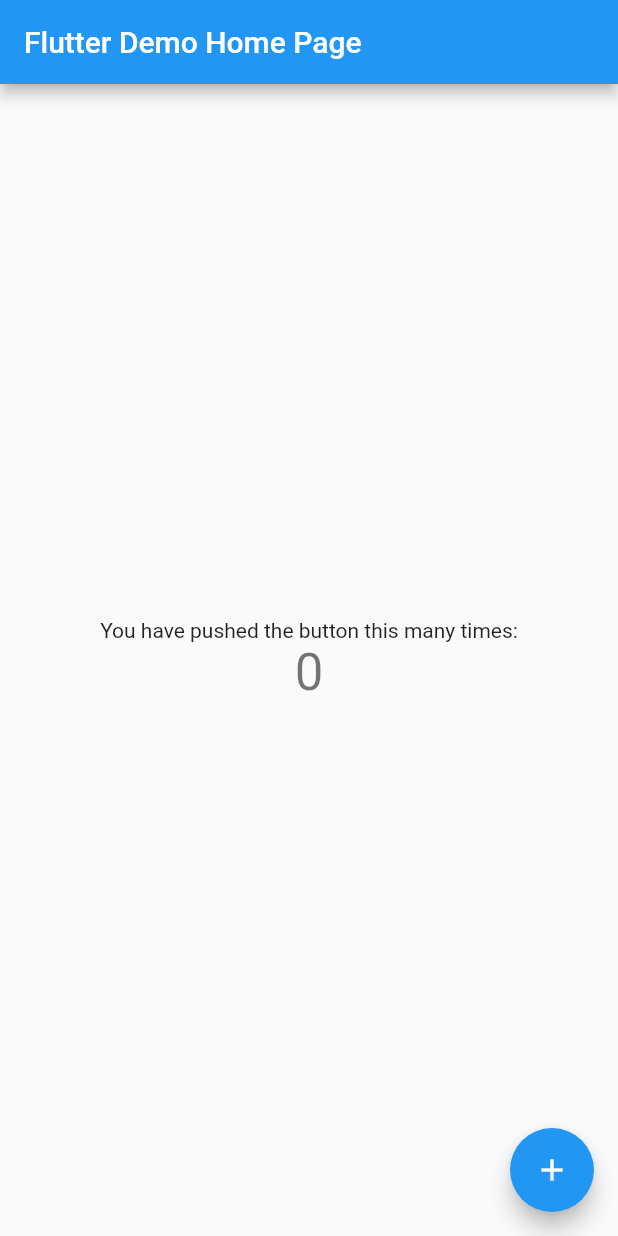
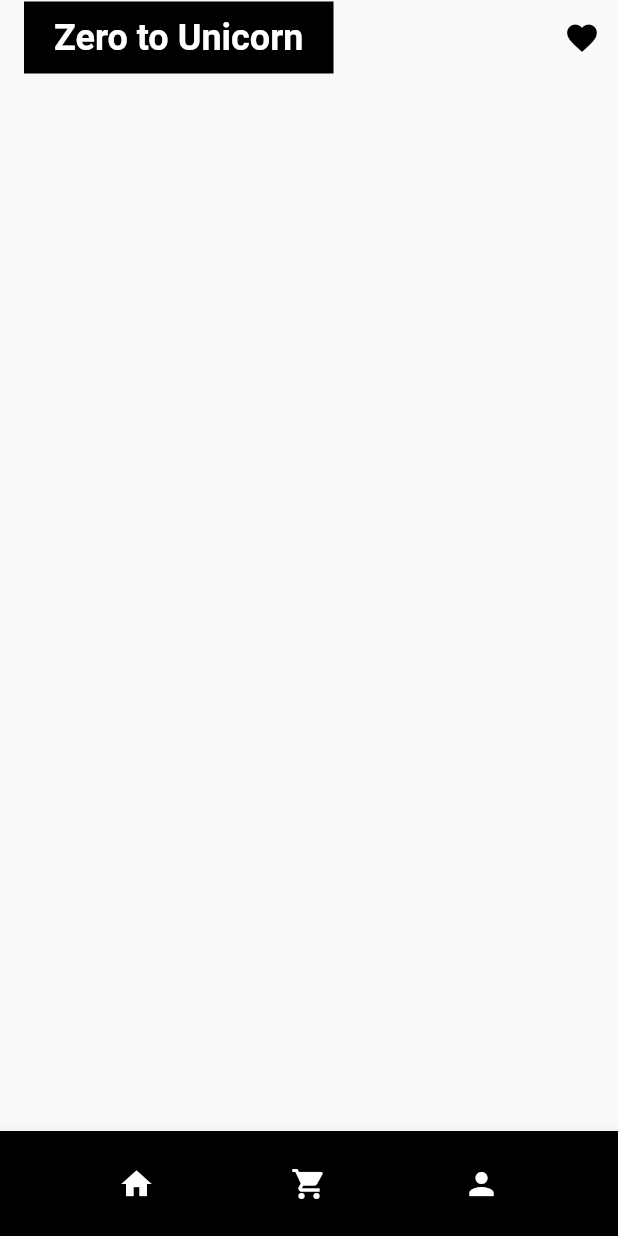
Before and after one commit to shaurya019/Flutter-eCommerce-App, a Flutter app: the screen it shows after launch, on a phone screen of 412 x 824 dp. Run offline on Flutter 3.47's test engine with Material 2 defaults, Android fonts, the phone set to English and light mode, and no system bars; Roboto replaces fonts that are missing (Avenir).

Commit message:
screen setup

```diff
--- a/lib/main.dart
+++ b/lib/main.dart
@@ -1,4 +1,6 @@
 import 'package:flutter/material.dart';
+
+import 'screens/home/home_screen.dart';
 
 void main() {
   runApp(const MyApp());
@@ -15,92 +17,7 @@ class MyApp extends StatelessWidget {
       theme: ThemeData(
         primarySwatch: Colors.blue,
       ),
-      home: const MyHomePage(title: 'Flutter Demo Home Page'),
+      home: HomeScreen(),
     );
   }
 }
-
-class MyHomePage extends StatefulWidget {
-  const MyHomePage({super.key, required this.title});
-
-  // This widget is the home page of your application. It is stateful, meaning
-  // that it has a State object (defined below) that contains fields that affect
-  // how it looks.
-
-  // This class is the configuration for the state. It holds the values (in this
-  // case the title) provided by the parent (in this case the App widget) and
-  // used by the build method of the State. Fields in a Widget subclass are
-  // always marked "final".
-
-  final String title;
-
-  @override
-  State<MyHomePage> createState() => _MyHomePageState();
-}
-
-class _MyHomePageState extends State<MyHomePage> {
-  int _counter = 0;
-
-  void _incrementCounter() {
-    setState(() {
-      // This call to setState tells the Flutter framework that something has
-      // changed in this State, which causes it to rerun the build method below
-      // so that the display can reflect the updated values. If we changed
-      // _counter without calling setState(), then the build method would not be
-      // called again, and so nothing would appear to happen.
-      _counter++;
-    });
-  }
-
-  @override
-  Widget build(BuildContext context) {
-    // This method is rerun every time setState is called, for instance as done
-    // by the _incrementCounter method above.
-    //
-    // The Flutter framework has been optimized to make rerunning build methods
-    // fast, so that you can just rebuild anything that needs updating rather
-    // than having to individually change instances of widgets.
-    return Scaffold(
-      appBar: AppBar(
-        // Here we take the value from the MyHomePage object that was created by
-        // the App.build method, and use it to set our appbar title.
-        title: Text(widget.title),
-      ),
-      body: Center(
-        // Center is a layout widget. It takes a single child and positions it
-        // in the middle of the parent.
-        child: Column(
-          // Column is also a layout widget. It takes a list of children and
-          // arranges them vertically. By default, it sizes itself to fit its
-          // children horizontally, and tries to be as tall as its parent.
-          //
-          // Invoke "debug painting" (press "p" in the console, choose the
-          // "Toggle Debug Paint" action from the Flutter Inspector in Android
-          // Studio, or the "Toggle Debug Paint" command in Visual Studio Code)
-          // to see the wireframe for each widget.
-          //
-          // Column has various properties to control how it sizes itself and
-          // how it positions its children. Here we use mainAxisAlignment to
-          // center the children vertically; the main axis here is the vertical
-          // axis because Columns are vertical (the cross axis would be
-          // horizontal).
-          mainAxisAlignment: MainAxisAlignment.center,
-          children: <Widget>[
-            const Text(
-              'You have pushed the button this many times:',
-            ),
-            Text(
-              '$_counter',
-              style: Theme.of(context).textTheme.headline4,
-            ),
-          ],
-        ),
-      ),
-      floatingActionButton: FloatingActionButton(
-        onPressed: _incrementCounter,
-        tooltip: 'Increment',
-        child: const Icon(Icons.add),
-      ), // This trailing comma makes auto-formatting nicer for build methods.
-    );
-  }
-}
--- /dev/null
+++ b/lib/screens/home/home_screen.dart
@@ -0,0 +1,14 @@
+import 'package:flutter/material.dart';
+
+import '../../widgets/custom_appbar.dart';
+import '../../widgets/custom_navbar.dart';
+
+class HomeScreen extends StatelessWidget {
+  @override
+  Widget build(BuildContext context) {
+    return Scaffold(
+      appBar: CustomAppBar(title:'Zero to Unicorn'),
+      bottomNavigationBar: CustomNavBar(),
+    );
+  }
+}
--- /dev/null
+++ b/lib/screens/screens.dart
@@ -0,0 +1 @@
+export 'home/home_screen.dart';
--- /dev/null
+++ b/lib/widgets/custom_appbar.dart
@@ -0,0 +1,36 @@
+import 'package:flutter/material.dart';
+
+class CustomAppBar extends StatelessWidget with PreferredSizeWidget{
+final String title;
+
+  const CustomAppBar({super.key, required this.title});
+
+  @override
+  Widget build(BuildContext context) {
+    return AppBar(
+      backgroundColor: Colors.transparent,
+      elevation: 0,
+      title: Container(
+        color: Colors.black,
+        padding: EdgeInsets.symmetric(
+          horizontal: 20,
+          vertical: 10,
+        ),
+        child: Text('Zero to Unicorn',
+          style: TextStyle(color: Colors.white,
+            fontSize: 24,
+            fontWeight: FontWeight.bold,
+            fontFamily: 'Avenir',
+          ),
+        ),
+      ),
+      iconTheme: IconThemeData(color: Colors.black),
+      actions: [
+        IconButton(onPressed: () {}, icon: Icon(Icons.favorite))
+      ],
+    );
+  }
+
+  @override
+  Size get preferredSize => Size.fromHeight(50.0);
+}
--- /dev/null
+++ b/lib/widgets/custom_navbar.dart
@@ -0,0 +1,27 @@
+import 'package:flutter/material.dart';
+
+class CustomNavBar extends StatelessWidget{
+  @override
+  Widget build(BuildContext context) {
+    return BottomAppBar(
+      color: Colors.black,
+      child: Container(
+        height: 70,
+        child: Row(
+          mainAxisAlignment: MainAxisAlignment.spaceEvenly,
+          children: [
+            IconButton(onPressed: (){
+              Navigator.pushNamed(context, '/');
+            }, icon: Icon(Icons.home,color: Colors.white,)),
+            IconButton(onPressed: (){
+              Navigator.pushNamed(context, '/cart');
+            }, icon: Icon(Icons.shopping_cart,color: Colors.white,)),
+            IconButton(onPressed: (){
+              Navigator.pushNamed(context, '/user');
+            }, icon: Icon(Icons.person,color: Colors.white,)),
+          ],
+        ),
+      ),
+    );
+  }
+}
```
Also changed, not shown: lib/config/theme.dart (added, +55 -0 lines), lib/widgets/widgets.dart (added, +10 -0 lines), lib/config/app_router.dart (added), lib/widgets/apple_pay.dart (added), lib/widgets/custom_text_form_field.dart (added), lib/widgets/google_pay.dart (added), lib/widgets/hero_carousel_card.dart (added), lib/widgets/order_summary.dart (added), lib/widgets/product_card.dart (added), lib/widgets/product_carousel.dart (added), lib/widgets/section_title.dart (added).
